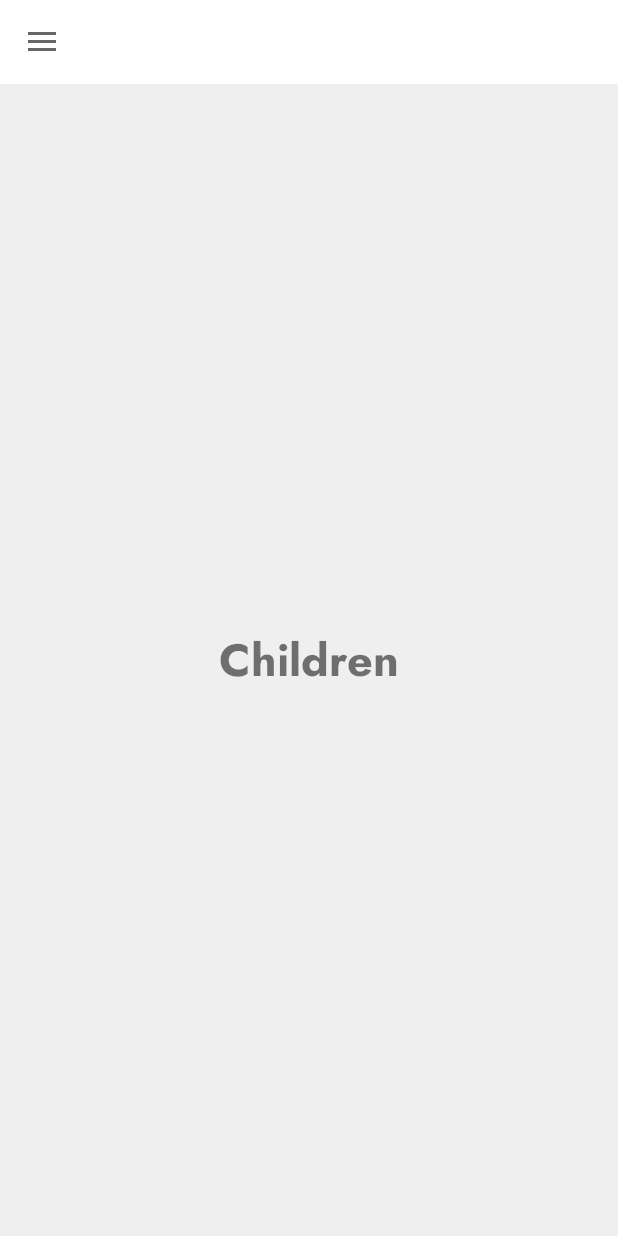
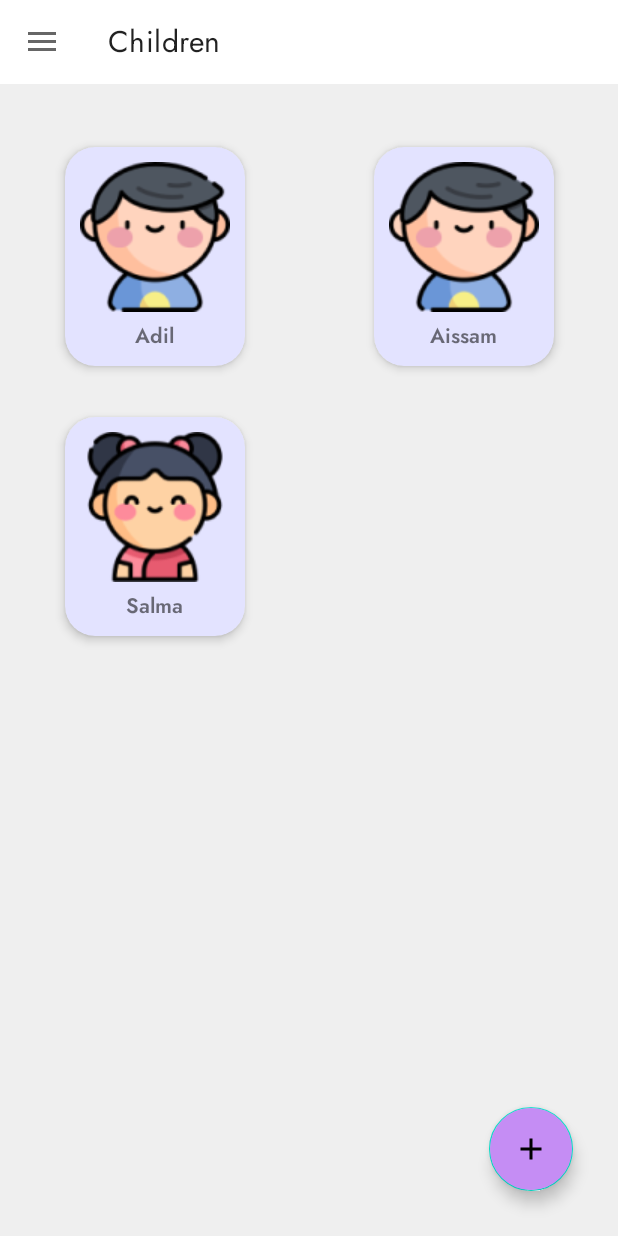
Before and after one commit to adil-arbib/baby_care, an Android app: the fragment ChildrenFragment placed in its activity, on a phone screen of 412 x 824 dp. Run offline under Robolectric (Android 15) with nearby library versions, the phone set to English and light mode, and no system bars.

Commit message:
create children page

```diff
--- a/app/src/main/java/com/groupe6/babycare/activities/MainActivity.java
+++ b/app/src/main/java/com/groupe6/babycare/activities/MainActivity.java
@@ -11,6 +11,7 @@ import android.content.Intent;
 import android.os.Bundle;
 import android.view.MenuItem;
 import android.view.View;
+import android.widget.TextView;
 import android.widget.Toast;
 
 import com.google.android.material.navigation.NavigationView;
@@ -122,4 +123,5 @@ public class MainActivity extends AppCompatActivity implements NavigationView.On
     }
 
 
+
 }
--- a/app/src/main/java/com/groupe6/babycare/activities/fragments/ActivitiesFragment.java
+++ b/app/src/main/java/com/groupe6/babycare/activities/fragments/ActivitiesFragment.java
@@ -10,6 +10,7 @@ import android.view.ViewGroup;
 import android.widget.Toast;
 
 import com.groupe6.babycare.R;
+import com.groupe6.babycare.activities.MainActivity;
 
 
 public class ActivitiesFragment extends Fragment {
@@ -18,6 +19,11 @@ public class ActivitiesFragment extends Fragment {
     @Override
     public View onCreateView(LayoutInflater inflater, ViewGroup container,
                              Bundle savedInstanceState) {
+
+
+        getActivity().setTitle(R.string.activities);
         return inflater.inflate(R.layout.fragment_activities, container, false);
     }
+
+
 }
--- a/app/src/main/java/com/groupe6/babycare/activities/fragments/ChartsFragment.java
+++ b/app/src/main/java/com/groupe6/babycare/activities/fragments/ChartsFragment.java
@@ -16,7 +16,7 @@ public class ChartsFragment extends Fragment {
     @Override
     public View onCreateView(LayoutInflater inflater, ViewGroup container,
                              Bundle savedInstanceState) {
-        // Inflate the layout for this fragment
+        getActivity().setTitle(R.string.growth_charts);
         return inflater.inflate(R.layout.fragment_charts, container, false);
     }
 }
--- a/app/src/main/java/com/groupe6/babycare/activities/fragments/ChildrenFragment.java
+++ b/app/src/main/java/com/groupe6/babycare/activities/fragments/ChildrenFragment.java
@@ -1,7 +1,10 @@
 package com.groupe6.babycare.activities.fragments;
 
+import android.content.Intent;
 import android.os.Bundle;
 
+import androidx.annotation.NonNull;
+import androidx.annotation.Nullable;
 import androidx.fragment.app.Fragment;
 
 import android.view.LayoutInflater;
@@ -9,15 +12,51 @@ import android.view.View;
 import android.view.ViewGroup;
 
 import com.groupe6.babycare.R;
+import com.groupe6.babycare.activities.MainActivity;
+import com.groupe6.babycare.activities.SelectChildActivity;
+import com.groupe6.babycare.adapters.ChildAdapter;
+import com.groupe6.babycare.databinding.FragmentChildrenBinding;
+import com.groupe6.babycare.databinding.FragmentHomeBinding;
+import com.groupe6.babycare.dtos.ChildDTO;
+import com.groupe6.babycare.holders.GlobalObjectsHolder;
+import com.groupe6.babycare.listeners.ChildOnClickListener;
+
+import java.util.ArrayList;
+import java.util.Arrays;
+import java.util.List;
 
 
-public class ChildrenFragment extends Fragment {
+public class ChildrenFragment extends Fragment implements ChildOnClickListener {
 
+    private FragmentChildrenBinding binding;
 
     @Override
     public View onCreateView(LayoutInflater inflater, ViewGroup container,
                              Bundle savedInstanceState) {
-        // Inflate the layout for this fragment
-        return inflater.inflate(R.layout.fragment_children, container, false);
+        binding = FragmentChildrenBinding.inflate(inflater,container,false);
+        return binding.getRoot();
+    }
+
+
+    @Override
+    public void onViewCreated(@NonNull View view, @Nullable Bundle savedInstanceState) {
+        super.onViewCreated(view, savedInstanceState);
+        getActivity().setTitle(R.string.children);
+        // static data
+        ChildAdapter childAdapter = new ChildAdapter(getActivity(), getStaticData(), this);
+        binding.grid.setAdapter(childAdapter);
+    }
+
+    public List<ChildDTO> getStaticData() {
+        return new ArrayList<>(Arrays.asList(
+                new ChildDTO("Adil","boy")  ,
+                new ChildDTO("Aissam","boy")  ,
+                new ChildDTO("Salma","girl")
+        ));
+    }
+
+    @Override
+    public void onChildClick(ChildDTO child) {
+        System.out.println(child);
     }
 }
--- a/app/src/main/java/com/groupe6/babycare/activities/fragments/DiaperFragment.java
+++ b/app/src/main/java/com/groupe6/babycare/activities/fragments/DiaperFragment.java
@@ -18,7 +18,7 @@ public class DiaperFragment extends Fragment {
     @Override
     public View onCreateView(LayoutInflater inflater, ViewGroup container,
                              Bundle savedInstanceState) {
-        // Inflate the layout for this fragment
+        getActivity().setTitle(R.string.diaper);
         return inflater.inflate(R.layout.fragment_diaper, container, false);
     }
 }
--- a/app/src/main/java/com/groupe6/babycare/activities/fragments/FeedingFragment.java
+++ b/app/src/main/java/com/groupe6/babycare/activities/fragments/FeedingFragment.java
@@ -17,7 +17,7 @@ public class FeedingFragment extends Fragment {
     @Override
     public View onCreateView(LayoutInflater inflater, ViewGroup container,
                              Bundle savedInstanceState) {
-        // Inflate the layout for this fragment
+        getActivity().setTitle(R.string.feeding);
         return inflater.inflate(R.layout.fragment_feeding, container, false);
     }
 }
--- a/app/src/main/java/com/groupe6/babycare/activities/fragments/HealthcareFragment.java
+++ b/app/src/main/java/com/groupe6/babycare/activities/fragments/HealthcareFragment.java
@@ -18,7 +18,7 @@ public class HealthcareFragment extends Fragment {
     @Override
     public View onCreateView(LayoutInflater inflater, ViewGroup container,
                              Bundle savedInstanceState) {
-        // Inflate the layout for this fragment
+        getActivity().setTitle(R.string.healthcare);
         return inflater.inflate(R.layout.fragment_healthcare, container, false);
     }
 }
--- a/app/src/main/java/com/groupe6/babycare/activities/fragments/HomeFragment.java
+++ b/app/src/main/java/com/groupe6/babycare/activities/fragments/HomeFragment.java
@@ -11,6 +11,7 @@ import android.view.LayoutInflater;
 import android.view.View;
 import android.view.ViewGroup;
 
+import com.groupe6.babycare.R;
 import com.groupe6.babycare.adapters.ActivityLogAdapter;
 import com.groupe6.babycare.databinding.FragmentHomeBinding;
 import com.groupe6.babycare.dtos.activities.SimpleActivityDTO;
@@ -34,6 +35,7 @@ public class HomeFragment extends Fragment implements OnItemClickListener<Simple
 
     @Override
     public void onViewCreated(@NonNull View view, @Nullable Bundle savedInstanceState) {
+        getActivity().setTitle(R.string.home);
         binding.progressBar.setProgress(70);
         binding.txtPercentage.setText("70%");
 
--- a/app/src/main/java/com/groupe6/babycare/activities/fragments/NotesFragment.java
+++ b/app/src/main/java/com/groupe6/babycare/activities/fragments/NotesFragment.java
@@ -17,7 +17,7 @@ public class NotesFragment extends Fragment {
     @Override
     public View onCreateView(LayoutInflater inflater, ViewGroup container,
                              Bundle savedInstanceState) {
-        // Inflate the layout for this fragment
+        getActivity().setTitle(R.string.notes);
         return inflater.inflate(R.layout.fragment_notes, container, false);
     }
 }
--- a/app/src/main/java/com/groupe6/babycare/activities/fragments/SleepingFragment.java
+++ b/app/src/main/java/com/groupe6/babycare/activities/fragments/SleepingFragment.java
@@ -16,7 +16,7 @@ public class SleepingFragment extends Fragment {
     @Override
     public View onCreateView(LayoutInflater inflater, ViewGroup container,
                              Bundle savedInstanceState) {
-        // Inflate the layout for this fragment
+        getActivity().setTitle(R.string.sleeping);
         return inflater.inflate(R.layout.fragment_sleeping, container, false);
     }
 }
--- /dev/null
+++ b/app/src/main/res/drawable/ic_add.xml
@@ -0,0 +1,5 @@
+<vector android:height="24dp" android:tint="#FFFFFF"
+    android:viewportHeight="24" android:viewportWidth="24"
+    android:width="24dp" xmlns:android="http://schemas.android.com/apk/res/android">
+    <path android:fillColor="@android:color/white" android:pathData="M19,13h-6v6h-2v-6H5v-2h6V5h2v6h6v2z"/>
+</vector>
--- /dev/null
+++ b/app/src/main/res/drawable/ic_notification.xml
@@ -0,0 +1,5 @@
+<vector android:height="24dp" android:tint="#212121"
+    android:viewportHeight="24" android:viewportWidth="24"
+    android:width="24dp" xmlns:android="http://schemas.android.com/apk/res/android">
+    <path android:fillColor="@android:color/white" android:pathData="M12,22c1.1,0 2,-0.9 2,-2h-4c0,1.1 0.89,2 2,2zM18,16v-5c0,-3.07 -1.64,-5.64 -4.5,-6.32L13.5,4c0,-0.83 -0.67,-1.5 -1.5,-1.5s-1.5,0.67 -1.5,1.5v0.68C7.63,5.36 6,7.92 6,11v5l-2,2v1h16v-1l-2,-2z"/>
+</vector>
--- a/app/src/main/res/layout/fragment_children.xml
+++ b/app/src/main/res/layout/fragment_children.xml
@@ -7,15 +7,31 @@
     xmlns:app="http://schemas.android.com/apk/res-auto"
     tools:context=".activities.fragments.ChildrenFragment">
 
-    <TextView
+
+    <GridView
+        android:id="@+id/grid"
         android:layout_width="wrap_content"
         android:layout_height="wrap_content"
+        app:layout_constraintTop_toTopOf="parent"
         app:layout_constraintStart_toStartOf="parent"
         app:layout_constraintEnd_toEndOf="parent"
-        app:layout_constraintTop_toTopOf="parent"
+        android:layout_marginTop="30dp"
+        android:gravity="center"
+        android:verticalSpacing="10dp"
+        android:numColumns="2"
+        tools:listitem="@layout/item_child"
+        >
+    </GridView>
+
+    <com.google.android.material.floatingactionbutton.FloatingActionButton
+        android:id="@+id/ic_add"
+        android:layout_width="wrap_content"
+        android:layout_height="wrap_content"
+        android:layout_gravity="end|bottom"
         app:layout_constraintBottom_toBottomOf="parent"
-        android:fontFamily="@font/jost_bold"
-        android:textSize="30sp"
-        android:text="@string/children" />
+        app:layout_constraintEnd_toEndOf="parent"
+        android:layout_margin="30dp"
+        android:backgroundTint="@color/primary"
+        android:src="@drawable/ic_add" />
 
 </androidx.constraintlayout.widget.ConstraintLayout>
--- a/app/src/main/res/values/themes.xml
+++ b/app/src/main/res/values/themes.xml
@@ -17,4 +17,8 @@
 
 
     </style>
+
+    <style name="MyToolbarStyle" parent="ThemeOverlay.AppCompat.ActionBar">
+        <item name="android:textColorSecondary">#333333</item>
+    </style>
 </resources>
```
Also changed, not shown: app/src/main/res/layout/activity_main.xml (+7 -0 lines), app/src/main/res/layout/toolbar.xml (added, +45 -0 lines).
